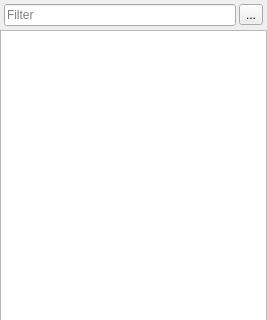
Before: the Qt Designer form BananaUI/ProjectTreeWidget.ui in kusharami/bananaqt, drawn with Qt 5; both pictures show x 0 to 267 and y 0 to 320 of the 267 by 499 pixel window.
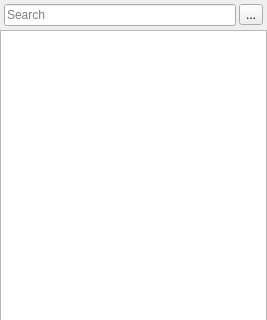
After: the same form once the commit is applied. Custom widgets are drawn as their Qt base class.

Commit message: Rename Filter -> Search

Patch:
```diff
--- a/BananaUI/ProjectTreeWidget.ui
+++ b/BananaUI/ProjectTreeWidget.ui
@@ -56,7 +56,7 @@
       <item>
        <widget class="QLineEdit" name="filterEdit">
         <property name="placeholderText">
-         <string>Filter</string>
+         <string>Search</string>
         </property>
         <property name="clearButtonEnabled">
          <bool>true</bool>
```
Left out of the diff: 4 changed lines with no effect on the pictures.
